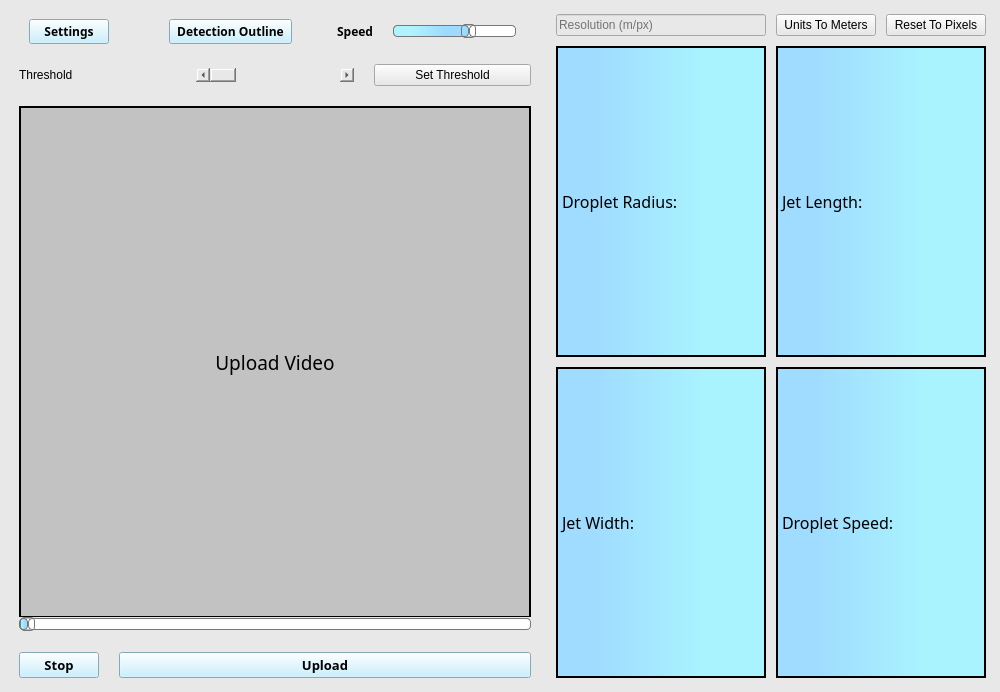
Before: the Qt Designer form scripts/mainwindow.ui in gracexichen/microjetdetection, drawn with Qt 5.
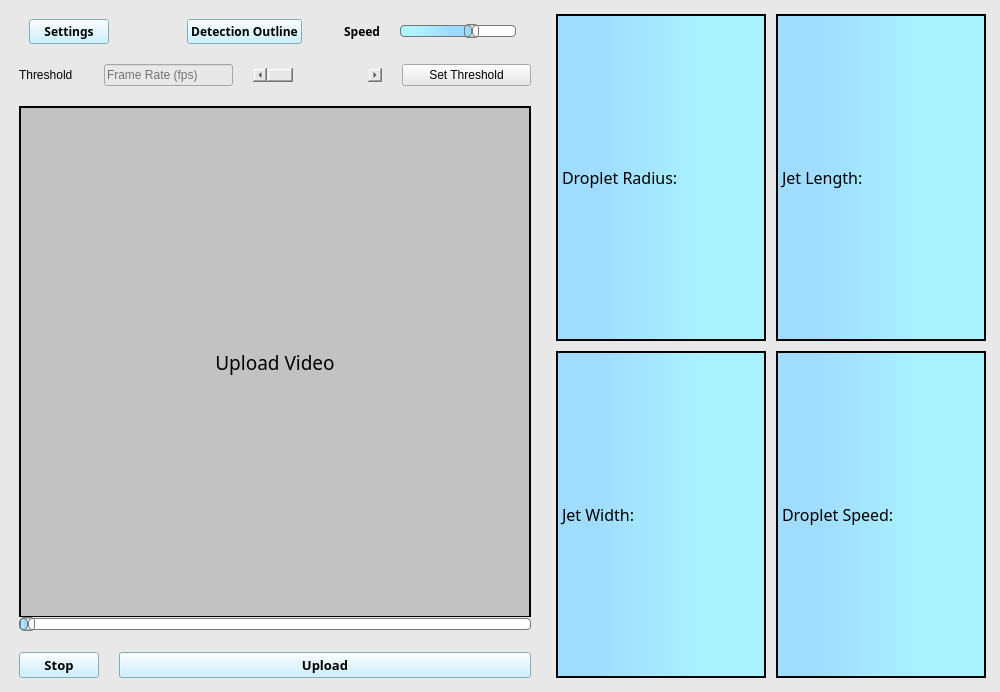
After: the same form once the commit is applied.

Diff of the .ui file:
```diff
--- a/scripts/mainwindow.ui
+++ b/scripts/mainwindow.ui
@@ -51,7 +51,7 @@
        <number>5</number>
       </property>
       <item>
-       <layout class="QHBoxLayout" name="horizontalLayout_4" stretch="2,0,2,1,2">
+       <layout class="QHBoxLayout" name="horizontalLayout_4" stretch="2,1,1,1,2">
         <property name="sizeConstraint">
          <enum>QLayout::SetDefaultConstraint</enum>
         </property>
@@ -241,7 +241,7 @@
        </layout>
       </item>
       <item>
-       <layout class="QHBoxLayout" name="horizontalLayout_5">
+       <layout class="QHBoxLayout" name="horizontalLayout_5" stretch="1,2,2,2">
         <item>
          <widget class="QLabel" name="label">
           <property name="styleSheet">
@@ -253,6 +253,16 @@
           </property>
          </widget>
         </item>
+        <item>
+         <widget class="QLineEdit" name="frame_rate_input">
+          <property name="text">
+           <string/>
+          </property>
+          <property name="placeholderText">
+           <string>Frame Rate (fps)</string>
+          </property>
+         </widget>
+        </item>
         <item>
          <widget class="QScrollBar" name="threshold_scroll_bar">
           <property name="minimum">
@@ -485,67 +495,37 @@
         <property name="spacing">
          <number>10</number>
         </property>
-        <item row="1" column="1">
-         <widget class="QLabel" name="jet_length_label">
-          <property name="sizePolicy">
-           <sizepolicy hsizetype="Expanding" vsizetype="Expanding">
-            <horstretch>0</horstretch>
-            <verstretch>0</verstretch>
-           </sizepolicy>
-          </property>
-          <property name="minimumSize">
-           <size>
-            <width>178</width>
-            <height>71</height>
-           </size>
-          </property>
-          <property name="font">
-           <font>
-            <family>Segoe UI Variable Display Semil</family>
-            <pointsize>12</pointsize>
-           </font>
-          </property>
-          <property name="styleSheet">
-           <string notr="true">background:rgb(188, 237, 255);
-border: 2px solid black;
-background-color: qlineargradient(spread:repeat, x1:0, y1:1, x2:1, y2:1, stop:0.198864 rgba(160, 220, 255, 255), stop:0.693182 rgba(169, 242, 255, 255));</string>
-          </property>
-          <property name="text">
-           <string>Jet Length:</string>
-          </property>
-         </widget>
-        </item>
-        <item row="2" column="1">
-         <widget class="QLabel" name="droplet_speed_label">
-          <property name="sizePolicy">
-           <sizepolicy hsizetype="Expanding" vsizetype="Expanding">
-            <horstretch>0</horstretch>
-            <verstretch>0</verstretch>
-           </sizepolicy>
-          </property>
-          <property name="minimumSize">
-           <size>
-            <width>178</width>
-            <height>70</height>
-           </size>
-          </property>
-          <property name="font">
-           <font>
-            <family>Segoe UI Variable Display Semil</family>
-            <pointsize>12</pointsize>
-           </font>
-          </property>
-          <property name="styleSheet">
-           <string notr="true">background:rgb(188, 237, 255);
-border: 2px solid black;
-background-color: qlineargradient(spread:repeat, x1:0, y1:1, x2:1, y2:1, stop:0.198864 rgba(160, 220, 255, 255), stop:0.693182 rgba(169, 242, 255, 255));</string>
-          </property>
-          <property name="text">
-           <string>Droplet Speed:</string>
-          </property>
-         </widget>
-        </item>
         <item row="1" column="0">
+         <widget class="QLabel" name="jet_width_label">
+          <property name="sizePolicy">
+           <sizepolicy hsizetype="Expanding" vsizetype="Expanding">
+            <horstretch>0</horstretch>
+            <verstretch>0</verstretch>
+           </sizepolicy>
+          </property>
+          <property name="minimumSize">
+           <size>
+            <width>178</width>
+            <height>70</height>
+           </size>
+          </property>
+          <property name="font">
+           <font>
+            <family>Segoe UI Variable Display Semil</family>
+            <pointsize>12</pointsize>
+           </font>
+          </property>
+          <property name="styleSheet">
+           <string notr="true">background:rgb(188, 237, 255);
+border: 2px solid black;
+background-color: qlineargradient(spread:repeat, x1:0, y1:1, x2:1, y2:1, stop:0.198864 rgba(160, 220, 255, 255), stop:0.693182 rgba(169, 242, 255, 255));</string>
+          </property>
+          <property name="text">
+           <string>Jet Width:</string>
+          </property>
+         </widget>
+        </item>
+        <item row="0" column="0">
          <widget class="QLabel" name="droplet_radius_label">
           <property name="sizePolicy">
            <sizepolicy hsizetype="Expanding" vsizetype="Expanding">
@@ -576,8 +556,8 @@
           </property>
          </widget>
         </item>
-        <item row="2" column="0">
-         <widget class="QLabel" name="jet_width_label">
+        <item row="1" column="1">
+         <widget class="QLabel" name="droplet_speed_label">
           <property name="sizePolicy">
            <sizepolicy hsizetype="Expanding" vsizetype="Expanding">
             <horstretch>0</horstretch>
@@ -602,37 +582,39 @@
 background-color: qlineargradient(spread:repeat, x1:0, y1:1, x2:1, y2:1, stop:0.198864 rgba(160, 220, 255, 255), stop:0.693182 rgba(169, 242, 255, 255));</string>
           </property>
           <property name="text">
-           <string>Jet Width:</string>
-          </property>
-         </widget>
-        </item>
-        <item row="0" column="0">
-         <widget class="QLineEdit" name="resolution_input">
-          <property name="text">
-           <string/>
-          </property>
-          <property name="placeholderText">
-           <string>Resolution (m/px)</string>
+           <string>Droplet Speed:</string>
           </property>
          </widget>
         </item>
         <item row="0" column="1">
-         <layout class="QHBoxLayout" name="horizontalLayout">
-          <item>
-           <widget class="QPushButton" name="meters_button">
-            <property name="text">
-             <string>Units To Meters</string>
-            </property>
-           </widget>
-          </item>
-          <item>
-           <widget class="QPushButton" name="pixels_button">
-            <property name="text">
-             <string>Reset To Pixels</string>
-            </property>
-           </widget>
-          </item>
-         </layout>
+         <widget class="QLabel" name="jet_length_label">
+          <property name="sizePolicy">
+           <sizepolicy hsizetype="Expanding" vsizetype="Expanding">
+            <horstretch>0</horstretch>
+            <verstretch>0</verstretch>
+           </sizepolicy>
+          </property>
+          <property name="minimumSize">
+           <size>
+            <width>178</width>
+            <height>71</height>
+           </size>
+          </property>
+          <property name="font">
+           <font>
+            <family>Segoe UI Variable Display Semil</family>
+            <pointsize>12</pointsize>
+           </font>
+          </property>
+          <property name="styleSheet">
+           <string notr="true">background:rgb(188, 237, 255);
+border: 2px solid black;
+background-color: qlineargradient(spread:repeat, x1:0, y1:1, x2:1, y2:1, stop:0.198864 rgba(160, 220, 255, 255), stop:0.693182 rgba(169, 242, 255, 255));</string>
+          </property>
+          <property name="text">
+           <string>Jet Length:</string>
+          </property>
+         </widget>
         </item>
        </layout>
       </item>
```
